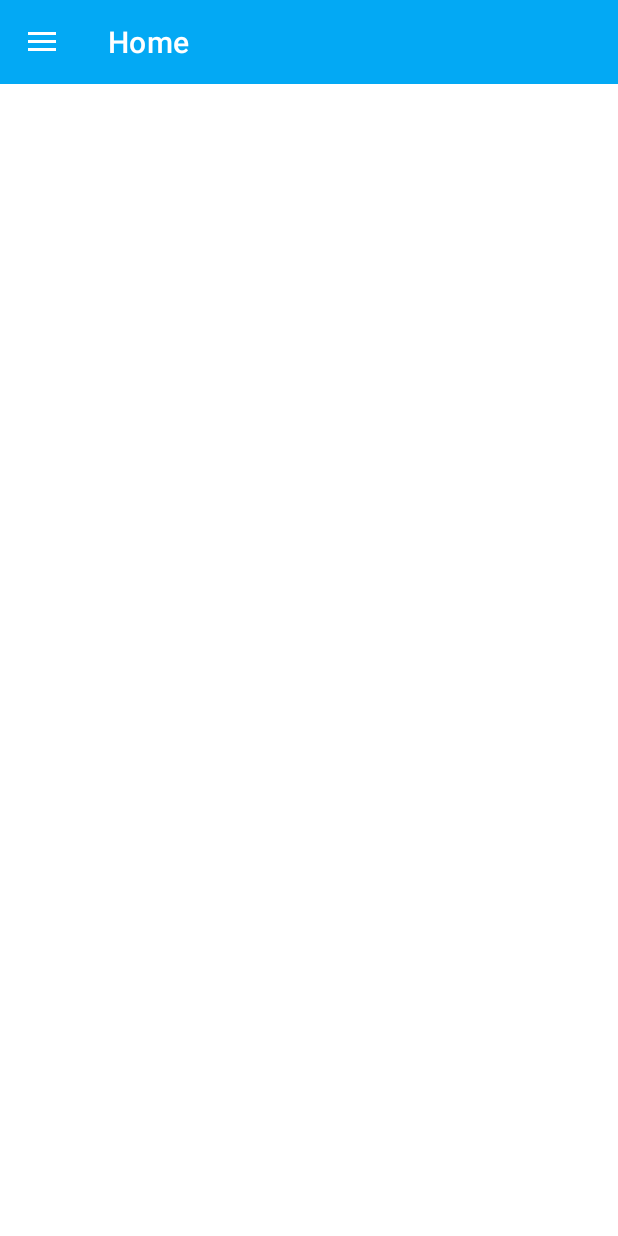
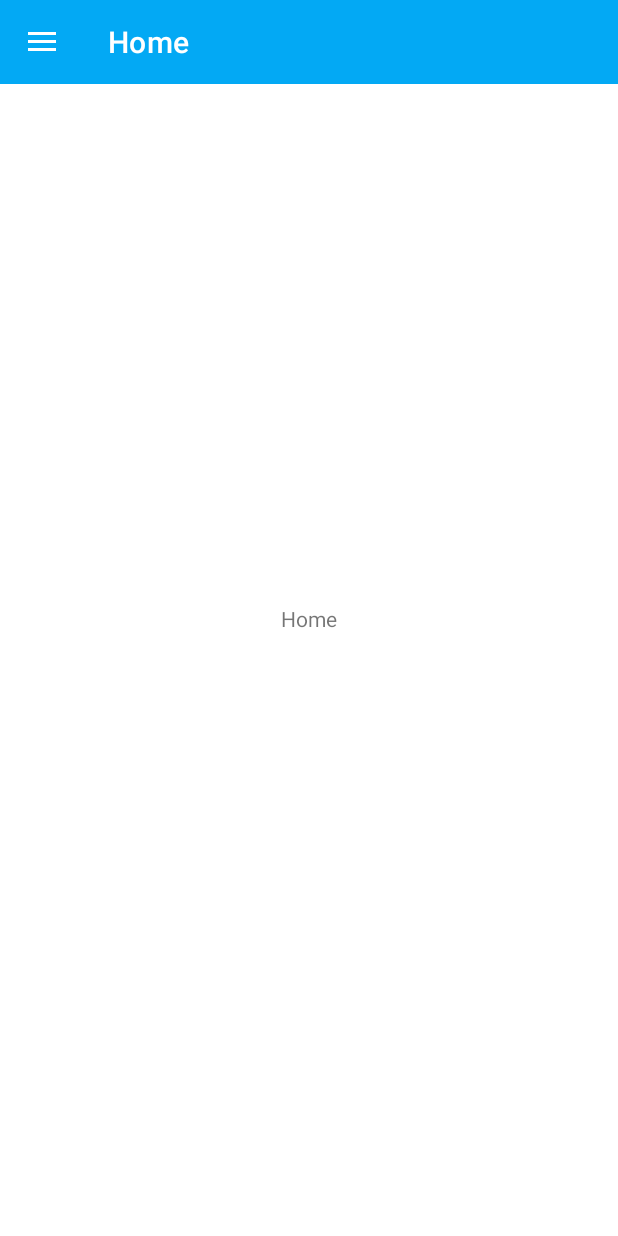
Before and after one commit to nehalchakravarthy/UniZen, an Android app: the screen it shows after launch once a user with an empty profile is signed in (HomeActivity), on a phone screen of 412 x 824 dp. Run offline under Robolectric (Android 15) with nearby library versions, the phone set to English and light mode, and no system bars; our stand-ins replace Firebase (no records; nobody signed in at launch, a user with empty details on screens opened directly).

Commit message:
Add comments and remove unnecessary code

```diff
--- a/app/src/main/java/com/unizen/app/HomeActivity.java
+++ b/app/src/main/java/com/unizen/app/HomeActivity.java
@@ -24,11 +24,14 @@ import com.google.android.material.navigation.NavigationView;
 import com.google.firebase.auth.FirebaseAuth;
 import com.google.firebase.auth.FirebaseUser;
 
-public class HomeActivity extends AppCompatActivity implements NavigationView.OnNavigationItemSelectedListener, HomeFragment.onFragmentBtnSelected {
+public class HomeActivity extends AppCompatActivity implements NavigationView.OnNavigationItemSelectedListener {
 
-    private Button btnLogout;
-    private FirebaseAuth mAuth;
+    /************************************************************************************
+     *  Represents the home screen after user logs in. Displays all the available posts.
+     *  User can navigate to other screens using the Navigation Drawer.
+     ************************************************************************************/
 
+    FirebaseAuth mAuth;
     FirebaseUser currentUser;
 
     DrawerLayout drawerLayout;
@@ -42,6 +45,7 @@ public class HomeActivity extends AppCompatActivity implements NavigationView.On
     protected void onCreate(Bundle savedInstanceState) {
         super.onCreate(savedInstanceState);
         setContentView(R.layout.activity_home);
+
         toolbar = findViewById(R.id.toolbar);
         setSupportActionBar(toolbar);
 
@@ -59,7 +63,6 @@ public class HomeActivity extends AppCompatActivity implements NavigationView.On
         fragmentTransaction.add(R.id.container_fragment, new HomeFragment());
         fragmentTransaction.commit();
 
-        //btnLogout = findViewById(R.id.btnLogout);
         mAuth = FirebaseAuth.getInstance();
         currentUser = mAuth.getCurrentUser();
 
@@ -68,6 +71,7 @@ public class HomeActivity extends AppCompatActivity implements NavigationView.On
 
     @Override
     protected void onStart() {
+        // Check if user is logged in, if not, redirect to login activity
         super.onStart();
         if (FirebaseAuth.getInstance().getCurrentUser() == null) {
             Intent loginActivity = new Intent(HomeActivity.this, LoginActivity.class);
@@ -76,8 +80,23 @@ public class HomeActivity extends AppCompatActivity implements NavigationView.On
         }
     }
 
+    public void updateNavHeader() {
+        // Update the navigation header with the user's information (profile picture, name and email) by fetching the details from database.
+        navigationView = findViewById(R.id.navigation_view);
+        View headerView = navigationView.getHeaderView(0);
+        TextView navName = headerView.findViewById(R.id.nav_name);
+        TextView navMail = headerView.findViewById(R.id.nav_mail);
+        ImageView navPhoto = headerView.findViewById(R.id.nav_photo);
+
+        navName.setText(currentUser.getDisplayName());
+        navMail.setText(currentUser.getEmail());
+        Glide.with(this).load(currentUser.getPhotoUrl()).apply(RequestOptions.circleCropTransform()).into(navPhoto);
+    }
+
     @Override
     public boolean onNavigationItemSelected(@NonNull MenuItem item) {
+        /* Handle clicking of Navigation Drawer items. Currently selected item's fragment will replace the
+        existing fragment displayed with the help of Fragment Manager. The toolbar title is updated accordingly */
         drawerLayout.closeDrawer(GravityCompat.START);
         if(item.getItemId() == R.id.home) {
             fragmentManager = getSupportFragmentManager();
@@ -124,24 +143,4 @@ public class HomeActivity extends AppCompatActivity implements NavigationView.On
         return true;
     }
 
-    @Override
-    public void onButtonSelected() {
-        FirebaseAuth.getInstance().signOut();
-        Toast.makeText(getApplicationContext(), "You have been logged out!", Toast.LENGTH_SHORT).show();
-        Intent loginActivity = new Intent(getApplicationContext(), LoginActivity.class);
-        startActivity(loginActivity);
-        finish();
-    }
-
-    public void updateNavHeader() {
-        navigationView = findViewById(R.id.navigation_view);
-        View headerView = navigationView.getHeaderView(0);
-        TextView navName = headerView.findViewById(R.id.nav_name);
-        TextView navMail = headerView.findViewById(R.id.nav_mail);
-        ImageView navPhoto = headerView.findViewById(R.id.nav_photo);
-
-        navName.setText(currentUser.getDisplayName());
-        navMail.setText(currentUser.getEmail());
-        Glide.with(this).load(currentUser.getPhotoUrl()).apply(RequestOptions.circleCropTransform()).into(navPhoto);
-    }
 }
--- a/app/src/main/java/com/unizen/app/HomeFragment.java
+++ b/app/src/main/java/com/unizen/app/HomeFragment.java
@@ -12,34 +12,10 @@ import androidx.annotation.Nullable;
 import androidx.fragment.app.Fragment;
 
 public class HomeFragment extends Fragment {
-    private onFragmentBtnSelected listener;
-
     @Nullable
     @Override
     public View onCreateView(@NonNull LayoutInflater inflater, @Nullable ViewGroup container, @Nullable Bundle savedInstanceState) {
         View view = inflater.inflate(R.layout.fragment_home, container, false);
-        /* Button btnLogout = view.findViewById(R.id.btnLogout);
-        btnLogout.setOnClickListener(new View.OnClickListener() {
-            @Override
-            public void onClick(View view) {
-                listener.onButtonSelected();
-            }
-        }); */
         return view;
     }
-
-    @Override
-    public void onAttach(@NonNull Context context) {
-        super.onAttach(context);
-        if(context instanceof onFragmentBtnSelected) {
-            listener = (onFragmentBtnSelected) context;
-        }
-        else {
-            throw new ClassCastException(context.toString() + "must implement listener");
-        }
-    }
-
-    public interface onFragmentBtnSelected {
-        public void onButtonSelected();
-    }
 }
--- a/app/src/main/java/com/unizen/app/LoginActivity.java
+++ b/app/src/main/java/com/unizen/app/LoginActivity.java
@@ -23,8 +23,14 @@ import com.google.firebase.auth.FirebaseUser;
 
 public class LoginActivity extends AppCompatActivity {
 
+    /*************************************************
+     * Handles logging in of users in the app
+     * User can navigate to register screen from here
+     *************************************************/
+
     @Override
     protected void attachBaseContext(Context base) {
+        // Enable multidex
         super.attachBaseContext(base);
         MultiDex.install(this);
     }
@@ -51,6 +57,7 @@ public class LoginActivity extends AppCompatActivity {
         btnLogin.setOnClickListener(new View.OnClickListener() {
             @Override
             public void onClick(View view) {
+                // Handle login button click event
                 loginProgress.setVisibility(View.VISIBLE);
                 btnLogin.setVisibility(View.INVISIBLE);
 
@@ -72,6 +79,7 @@ public class LoginActivity extends AppCompatActivity {
         textRegister.setOnClickListener(new View.OnClickListener() {
             @Override
             public void onClick(View view) {
+                // Navigate to register activity using intent
                 Intent registerActivity = new Intent(getApplicationContext(), RegisterActivity.class);
                 startActivity(registerActivity);
                 finish();
@@ -79,10 +87,22 @@ public class LoginActivity extends AppCompatActivity {
         });
     }
 
+    @Override
+    protected void onStart() {
+        // Check if user is logged in, if yes, redirect to home activity
+        super.onStart();
+        FirebaseUser user = mAuth.getCurrentUser();
+        if(user != null) {
+            updateUI();
+        }
+    }
+
     private void signIn(String mail, String password) {
+        // Handle user sign in through Firebase
         mAuth.signInWithEmailAndPassword(mail,password).addOnCompleteListener(new OnCompleteListener<AuthResult>() {
             @Override
             public void onComplete(@NonNull Task<AuthResult> task) {
+                // Perform tasks after sign in is attempted
                 if (task.isSuccessful()) {
                     loginProgress.setVisibility(View.INVISIBLE);
                     btnLogin.setVisibility(View.VISIBLE);
@@ -98,21 +118,15 @@ public class LoginActivity extends AppCompatActivity {
     }
 
     private void updateUI() {
+        // Method to navigate to home activity using intent
         Intent HomeActivity = new Intent(getApplicationContext(), com.unizen.app.HomeActivity.class);
         startActivity(HomeActivity);
         finish();
     }
 
     private void showToast(String message) {
+        // Method to create and show a toast message
         Toast.makeText(getApplicationContext(), message, Toast.LENGTH_LONG).show();
     }
 
-    @Override
-    protected void onStart() {
-        super.onStart();
-        FirebaseUser user = mAuth.getCurrentUser();
-        if(user != null) {
-            updateUI();
-        }
-    }
 }
--- a/app/src/main/res/layout/fragment_home.xml
+++ b/app/src/main/res/layout/fragment_home.xml
@@ -6,16 +6,14 @@
     android:layout_width="match_parent"
     android:layout_height="match_parent">
 
-<!--    <Button-->
-<!--        android:id="@+id/btnLogout"-->
-<!--        android:layout_width="wrap_content"-->
-<!--        android:layout_height="wrap_content"-->
-<!--        android:onClick="logout"-->
-<!--        android:text="Logout"-->
-<!--        app:layout_constraintBottom_toBottomOf="parent"-->
-<!--        app:layout_constraintEnd_toEndOf="parent"-->
-<!--        app:layout_constraintStart_toStartOf="parent"-->
-<!--        app:layout_constraintTop_toTopOf="parent"-->
-<!--        tools:ignore="MissingConstraints" />-->
+    <TextView
+        android:id="@+id/textView3"
+        android:layout_width="wrap_content"
+        android:layout_height="wrap_content"
+        android:text="Home"
+        app:layout_constraintBottom_toBottomOf="parent"
+        app:layout_constraintEnd_toEndOf="parent"
+        app:layout_constraintStart_toStartOf="parent"
+        app:layout_constraintTop_toTopOf="parent" />
 
 </androidx.constraintlayout.widget.ConstraintLayout>
```
Also changed, not shown: app/src/main/java/com/unizen/app/RegisterActivity.java (+17 -0 lines), app/src/main/res/layout/activity_home.xml (+0 -10 lines).
